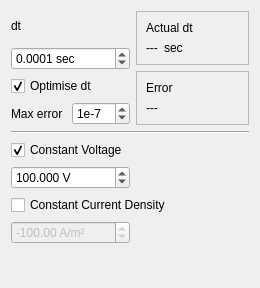
Before: the Qt Designer form src/inputparameters.ui in hobrasoft/simul6, drawn with Qt 5.
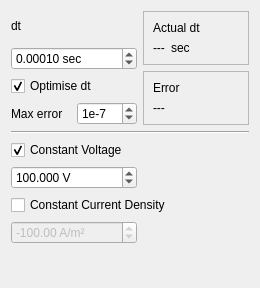
After: the same form once the commit is applied.

Commit message: 5 decimal points of dt in inputparameters.ui

```diff
--- a/src/inputparameters.ui
+++ b/src/inputparameters.ui
@@ -32,7 +32,7 @@
         <string> sec</string>
        </property>
        <property name="decimals">
-        <number>4</number>
+        <number>5</number>
        </property>
        <property name="maximum">
         <double>1000000.000000000000000</double>
```
The commit also changes 2 other files.
